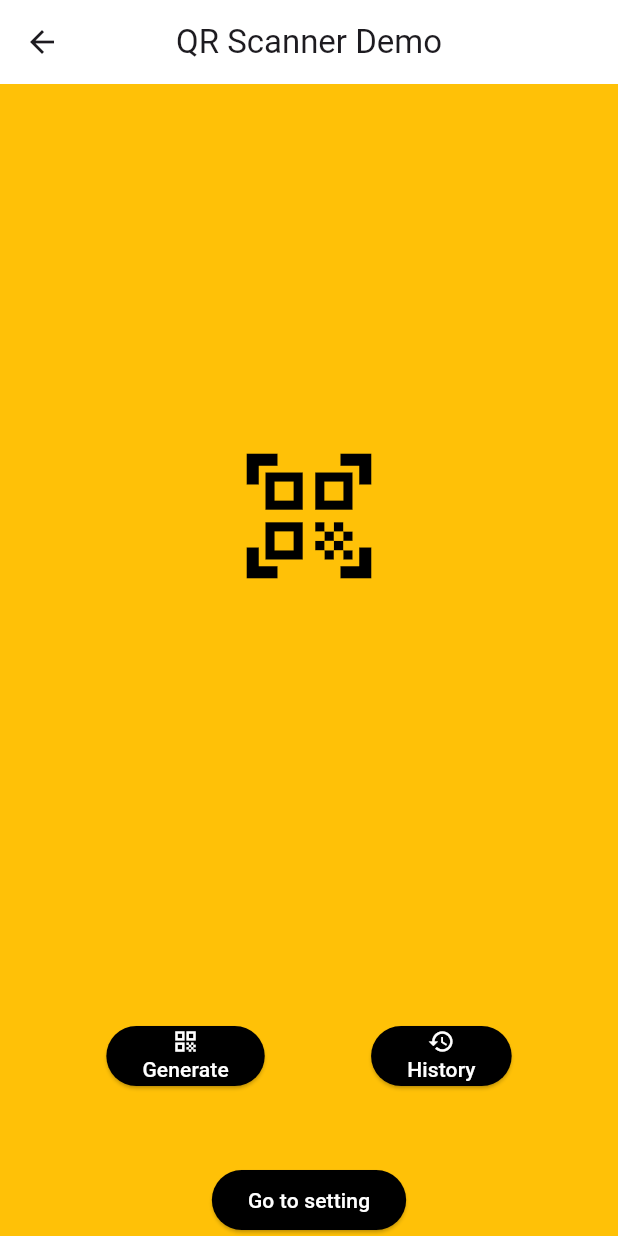
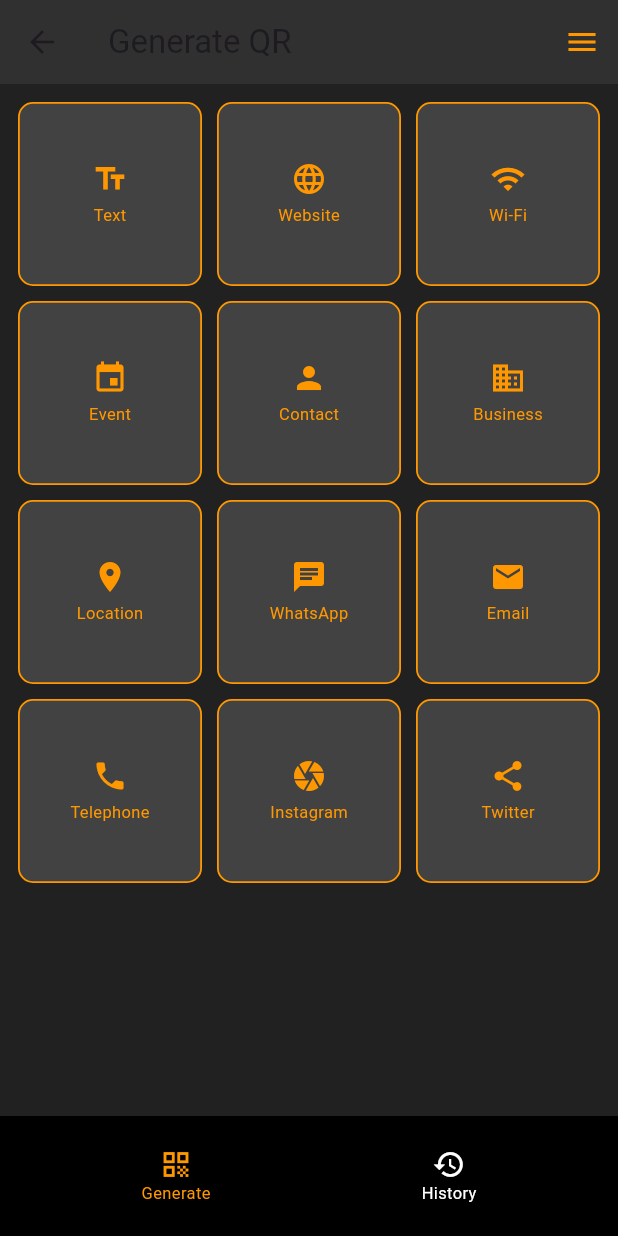
Before and after one commit to Irfi76592/first_class, a Flutter app: the HomeScreen screen opened by its route, after a tap on "Generate", on a phone screen of 412 x 824 dp. Run offline on Flutter 3.47's test engine with Material 3 defaults, Android fonts, the phone set to English and light mode, and no system bars.

Commit message:
update ui

```diff
--- a/lib/main.dart
+++ b/lib/main.dart
@@ -1,3 +1,4 @@
+import 'package:first_class/screens/generate.dart';
 import 'package:first_class/screens/history.dart';
 import 'package:flutter/material.dart';
 import 'screens/splash_screen.dart';
@@ -18,6 +19,7 @@ class MyApp extends StatelessWidget {
         "/home": (context) => HomeScreen(),
         "/setting": (context) => SettingsScreen(),
         "/history": (context) => History(),
+        "/generate": (context)=> Generate(),
       },
       home: SplashScreen(),
     );
--- /dev/null
+++ b/lib/screens/generate.dart
@@ -0,0 +1,88 @@
+import 'package:flutter/material.dart';
+
+class Generate extends StatelessWidget {
+  const Generate({super.key});
+
+  @override
+  Widget build(BuildContext context) {
+    return Scaffold(
+      backgroundColor: Colors.grey[900],
+      appBar: AppBar(
+        title: Text("Generate QR"),
+        backgroundColor: Colors.grey[850],
+        actions: [
+          IconButton(
+            icon: Icon(Icons.menu, color: Colors.orange),
+            onPressed: () {},
+          )
+        ],
+      ),
+      body: Padding(
+        padding: EdgeInsets.all(12.0),
+        child: GridView.count(
+          crossAxisCount: 3,
+          crossAxisSpacing: 10,
+          mainAxisSpacing: 10,
+          childAspectRatio: 1,
+          children: [
+            qrIcon(Icons.text_fields, "Text"),
+            qrIcon(Icons.language, "Website"),
+            qrIcon(Icons.wifi, "Wi-Fi"),
+            qrIcon(Icons.event, "Event"),
+            qrIcon(Icons.person, "Contact"),
+            qrIcon(Icons.business, "Business"),
+            qrIcon(Icons.location_on, "Location"),
+            qrIcon(Icons.chat, "WhatsApp"),
+            qrIcon(Icons.email, "Email"),
+            qrIcon(Icons.phone, "Telephone"),
+            qrIcon(Icons.camera, "Instagram"),
+            qrIcon(Icons.share, "Twitter"),
+          ],
+        ),
+      ),
+      bottomNavigationBar: BottomAppBar(
+        color: Colors.black,
+        child: Padding(
+          padding: EdgeInsets.all(8),
+          child: Row(
+            mainAxisAlignment: MainAxisAlignment.spaceAround,
+            children: [
+              Column(
+                mainAxisSize: MainAxisSize.min,
+                children: [
+                  Icon(Icons.qr_code, color: Colors.orange, size: 22),
+                  Text("Generate", style: TextStyle(color: Colors.orange, fontSize: 11)),
+                ],
+              ),
+              Column(
+                mainAxisSize: MainAxisSize.min,
+                children: [
+                  Icon(Icons.history, color: Colors.white, size: 22),
+                  Text("History", style: TextStyle(color: Colors.white, fontSize: 11)),
+                ],
+              ),
+            ],
+          ),
+        ),
+      ),
+    );
+  }
+
+  Widget qrIcon(IconData icon, String title) {
+    return Container(
+      decoration: BoxDecoration(
+        color: Colors.grey[800],
+        borderRadius: BorderRadius.circular(10),
+        border: Border.all(color: Colors.orange, width: 1.2),
+      ),
+      child: Column(
+        mainAxisAlignment: MainAxisAlignment.center,
+        children: [
+          Icon(icon, color: Colors.orange, size: 24),
+          SizedBox(height: 4),
+          Text(title, style: TextStyle(color: Colors.orange, fontSize: 11)),
+        ],
+      ),
+    );
+  }
+}
--- a/lib/screens/home.dart
+++ b/lib/screens/home.dart
@@ -29,7 +29,9 @@ class HomeScreen extends StatelessWidget {
               mainAxisAlignment: MainAxisAlignment.spaceEvenly,
               children: [
                 ElevatedButton(
-                  onPressed: () {},
+                  onPressed: () {
+                    Navigator.pushNamed(context, "/generate");
+                  },
                   style: ElevatedButton.styleFrom(backgroundColor: Colors.black),
                   child: Column(
                     mainAxisSize: MainAxisSize.min,
```
Also changed, not shown: lib/screens/history.dart (+35 -21 lines), lib/screens/result.dart (added, +104 -0 lines), lib/screens/splash_screen.dart (+24 -38 lines).
